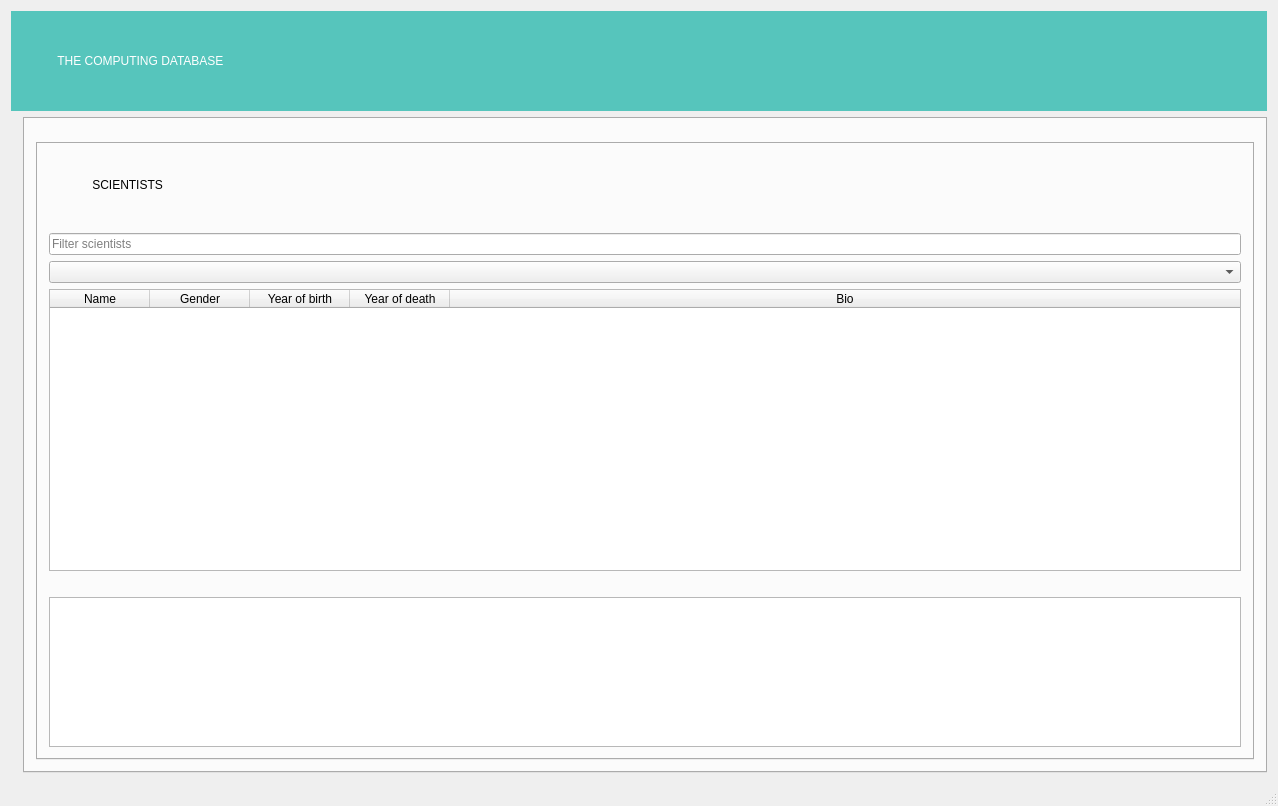
Qt form mainwindow.ui (olofristen/VLN1_Skil3) before a commit.
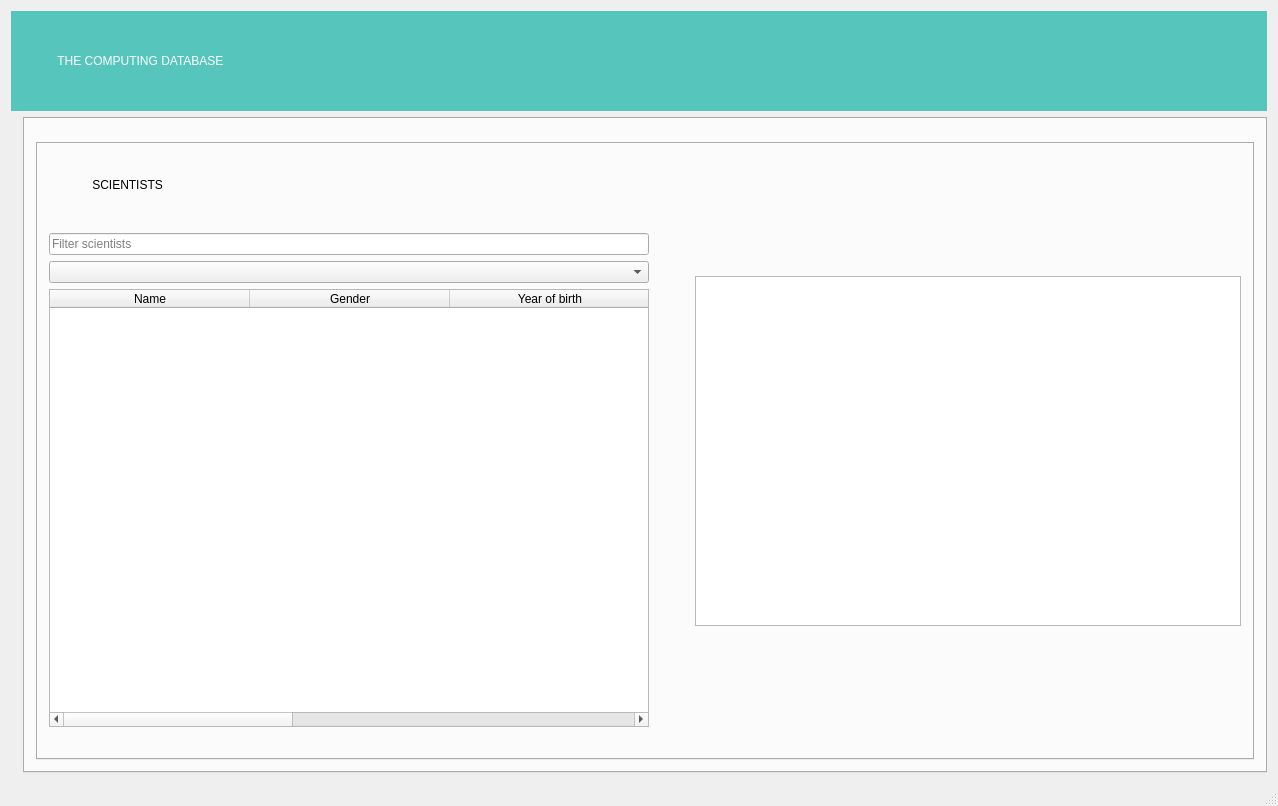
The same form after that commit. The open tabs and pages were chosen to show the change. Icons and pictures are not drawn.

Diff of the .ui file:
```diff
--- a/mainwindow.ui
+++ b/mainwindow.ui
@@ -1068,9 +1068,12 @@
        <attribute name="title">
         <string/>
        </attribute>
-       <layout class="QHBoxLayout" name="horizontalLayout_7">
+       <layout class="QVBoxLayout" name="verticalLayout_10">
         <item>
          <widget class="QTabWidget" name="tabWidgetComSci">
+          <property name="styleSheet">
+           <string notr="true"/>
+          </property>
           <property name="currentIndex">
            <number>2</number>
           </property>
@@ -1088,7 +1091,23 @@
            <attribute name="title">
             <string/>
            </attribute>
-           <layout class="QVBoxLayout" name="verticalLayout_10">
+           <layout class="QHBoxLayout" name="horizontalLayout_13">
+            <item>
+             <spacer name="horizontalSpacer_5">
+              <property name="orientation">
+               <enum>Qt::Horizontal</enum>
+              </property>
+              <property name="sizeType">
+               <enum>QSizePolicy::Fixed</enum>
+              </property>
+              <property name="sizeHint" stdset="0">
+               <size>
+                <width>0</width>
+                <height>20</height>
+               </size>
+              </property>
+             </spacer>
+            </item>
             <item>
              <layout class="QVBoxLayout" name="verticalLayout">
               <item>
@@ -1133,16 +1152,53 @@
               </item>
               <item>
                <widget class="QLineEdit" name="lineEditScientists">
+                <property name="minimumSize">
+                 <size>
+                  <width>600</width>
+                  <height>0</height>
+                 </size>
+                </property>
+                <property name="maximumSize">
+                 <size>
+                  <width>900</width>
+                  <height>16777215</height>
+                 </size>
+                </property>
                 <property name="placeholderText">
                  <string>Filter scientists</string>
                 </property>
                </widget>
               </item>
               <item>
-               <widget class="QComboBox" name="dropDownScientists"/>
+               <widget class="QComboBox" name="dropDownScientists">
+                <property name="minimumSize">
+                 <size>
+                  <width>600</width>
+                  <height>0</height>
+                 </size>
+                </property>
+                <property name="maximumSize">
+                 <size>
+                  <width>900</width>
+                  <height>16777215</height>
+                 </size>
+                </property>
+               </widget>
               </item>
               <item>
                <widget class="QTableWidget" name="tableScientists">
+                <property name="minimumSize">
+                 <size>
+                  <width>600</width>
+                  <height>0</height>
+                 </size>
+                </property>
+                <property name="maximumSize">
+                 <size>
+                  <width>900</width>
+                  <height>16777215</height>
+                 </size>
+                </property>
                 <property name="autoFillBackground">
                  <bool>true</bool>
                 </property>
@@ -1155,6 +1211,15 @@
                 <property name="sortingEnabled">
                  <bool>true</bool>
                 </property>
+                <attribute name="horizontalHeaderCascadingSectionResizes">
+                 <bool>true</bool>
+                </attribute>
+                <attribute name="horizontalHeaderDefaultSectionSize">
+                 <number>200</number>
+                </attribute>
+                <attribute name="horizontalHeaderMinimumSectionSize">
+                 <number>70</number>
+                </attribute>
                 <attribute name="horizontalHeaderStretchLastSection">
                  <bool>true</bool>
                 </attribute>
@@ -1194,12 +1259,28 @@
               </item>
              </layout>
             </item>
+            <item>
+             <spacer name="horizontalSpacer_4">
+              <property name="orientation">
+               <enum>Qt::Horizontal</enum>
+              </property>
+              <property name="sizeType">
+               <enum>QSizePolicy::Maximum</enum>
+              </property>
+              <property name="sizeHint" stdset="0">
+               <size>
+                <width>40</width>
+                <height>900</height>
+               </size>
+              </property>
+             </spacer>
+            </item>
             <item>
              <widget class="QTextBrowser" name="textBrowserBio">
               <property name="maximumSize">
                <size>
-                <width>16777215</width>
-                <height>150</height>
+                <width>600</width>
+                <height>350</height>
                </size>
               </property>
               <property name="font">
@@ -1222,7 +1303,7 @@
 &lt;html&gt;&lt;head&gt;&lt;meta name=&quot;qrichtext&quot; content=&quot;1&quot; /&gt;&lt;style type=&quot;text/css&quot;&gt;
 p, li { white-space: pre-wrap; }
 &lt;/style&gt;&lt;/head&gt;&lt;body style=&quot; font-family:'MS Shell Dlg 2'; font-size:8pt; font-weight:400; font-style:normal;&quot;&gt;
-&lt;p align=&quot;justify&quot; style=&quot;-qt-paragraph-type:empty; margin-top:0px; margin-bottom:0px; margin-left:0px; margin-right:0px; -qt-block-indent:0; text-indent:0px; font-size:8.25pt;&quot;&gt;&lt;br /&gt;&lt;/p&gt;&lt;/body&gt;&lt;/html&gt;</string>
+&lt;p align=&quot;justify&quot; style=&quot;-qt-paragraph-type:empty; margin-top:0px; margin-bottom:0px; margin-left:0px; margin-right:0px; -qt-block-indent:0; text-indent:0px;&quot;&gt;&lt;br /&gt;&lt;/p&gt;&lt;/body&gt;&lt;/html&gt;</string>
               </property>
              </widget>
             </item>
```
Left out of the diff: 113 changed lines with no effect on the pictures.
